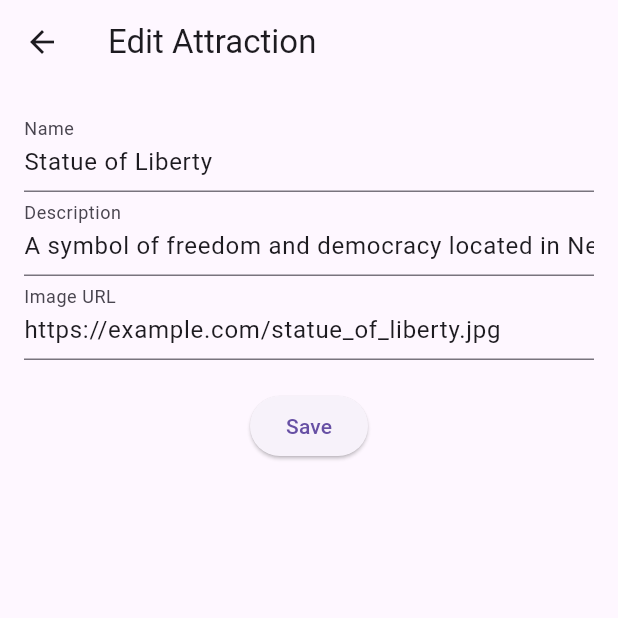
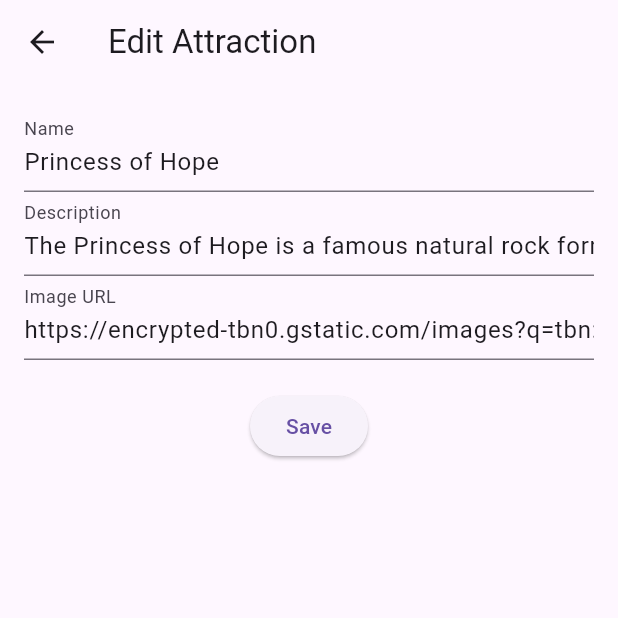
Before and after one commit to Hammad-Manzar/E-project-21-June, a Flutter app: the AttractionListingScreen screen opened directly, after a tap on the "edit" icon, on a phone screen of 412 x 824 dp, the top half of it. Run offline on Flutter 3.47's test engine with Material 3 defaults, Android fonts, the phone set to English and light mode, and no system bars; our stand-ins replace carousel_slider, cloud_firestore, firebase_auth, firebase_core, firebase_storage, image_picker and 1 more; missing offline and left inert: email_validator_flutter; accounts and stored records are empty; generated files the repository leaves out were written again; network calls fail; key blocks and very long unbroken strings in the code were emptied for the run.

```diff
--- a/lib/edit_attraction_screen.dart
+++ b/lib/edit_attraction_screen.dart
@@ -1,3 +1,4 @@
+import 'package:cloud_firestore/cloud_firestore.dart';
 import 'package:flutter/material.dart';
 import 'listing_attractions_screens.dart';
 
@@ -55,7 +56,7 @@ class _EditAttractionScreenState extends State<EditAttractionScreen> {
             ),
             SizedBox(height: 20),
             ElevatedButton(
-              onPressed: () {
+              onPressed: (){
                 // Update the attraction with new details and return it
                 final updatedAttraction = Attraction(
                   name: _nameController.text,
--- a/lib/listing_attractions_screens.dart
+++ b/lib/listing_attractions_screens.dart
@@ -1,6 +1,8 @@
+import 'package:cloud_firestore/cloud_firestore.dart';
 import 'package:flutter/material.dart';
 import 'edit_attraction_screen.dart';
 import 'package:e_project/AddAttractionScreen.dart';
+import 'package:flutter/material.dart';
 
 class AttractionListingScreen extends StatefulWidget {
   @override
@@ -10,14 +12,14 @@ class AttractionListingScreen extends StatefulWidget {
 class _AttractionListingScreenState extends State<AttractionListingScreen> {
   final List<Attraction> attractions = [
     Attraction(
-      name: 'Statue of Liberty',
-      description: 'A symbol of freedom and democracy located in New York City.',
-      imageUrl: 'https://example.com/statue_of_liberty.jpg',
+      name: 'Princess of Hope',
+      description: 'The Princess of Hope is a famous natural rock formation in Balochistan, Pakistan, known for its unique resemblance to the profile of a princess, drawing visitors for its natural beauty and geological significance.',
+      imageUrl: 'https://encrypted-tbn0.gstatic.com/images?q=tbn:ANd9GcSYE0_Bwx7NmbpSuSzFks9654Zdz0fcXLI28A&s',
     ),
     Attraction(
-      name: 'Eiffel Tower',
-      description: 'Iconic iron lattice tower located in Paris, France.',
-      imageUrl: 'https://example.com/eiffel_tower.jpg',
+      name: 'K2',
+      description: 'K2 is the second-highest mountain in the world, renowned for its challenging ascent and stunning beauty.',
+      imageUrl: 'https://encrypted-tbn0.gstatic.com/images?q=tbn:ANd9GcQ-oIntW4X0x-xXGGeF-smSM5rK-UxDhlss3A&s',
     ),
     // Add more attractions as needed
   ];
@@ -78,7 +80,7 @@ class _AttractionListingScreenState extends State<AttractionListingScreen> {
                   ),
                   IconButton(
                     icon: Icon(Icons.delete),
-                    onPressed: () {
+                    onPressed: (){
                       _deleteAttraction(index);
                     },
                   ),
--- a/pubspec.yaml
+++ b/pubspec.yaml
@@ -37,14 +37,15 @@ dependencies:
   # Use with the CupertinoIcons class for iOS style icons.
   cupertino_icons: ^1.0.6
   shared_preferences: ^2.2.3
-  firebase_auth: ^5.1.0
+  firebase_auth:
   email_validator_flutter:
   carousel_slider: ^4.2.1
-  cloud_firestore: ^5.0.1
+  cloud_firestore:
   uuid: ^4.4.0
   firebase_storage: ^12.0.1
   image_picker: ^1.1.2
   web: ^0.5.0
+  firebase_core: ^3.1.0
 
 dev_dependencies:
   flutter_test:
```
Also changed, not shown: lib/AddAttractionScreen.dart (+9 -1 lines), lib/attraction_detail_screen.dart (added, +34 -0 lines), lib/fetch_screen.dart (added, +45 -0 lines), pubspec.lock.
